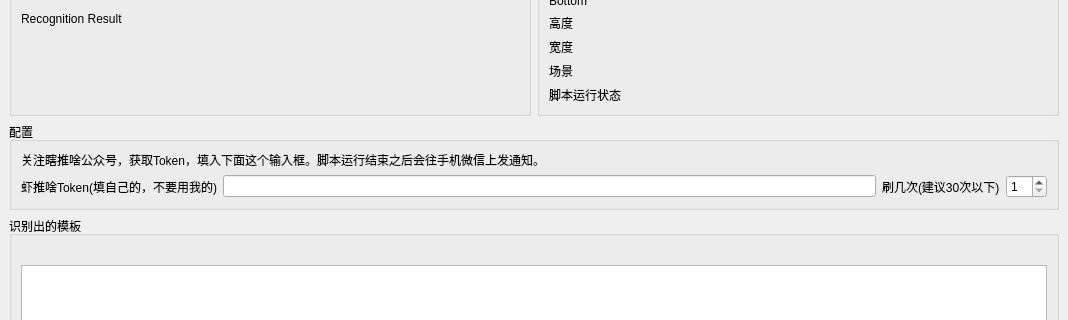
First picture: the form in view/design/ui/main_window.ui, repository Connorshen/OnmyojiScript, before the edit; both pictures show x 0 to 1068 and y 104 to 424 of the 1068 by 777 pixel window.
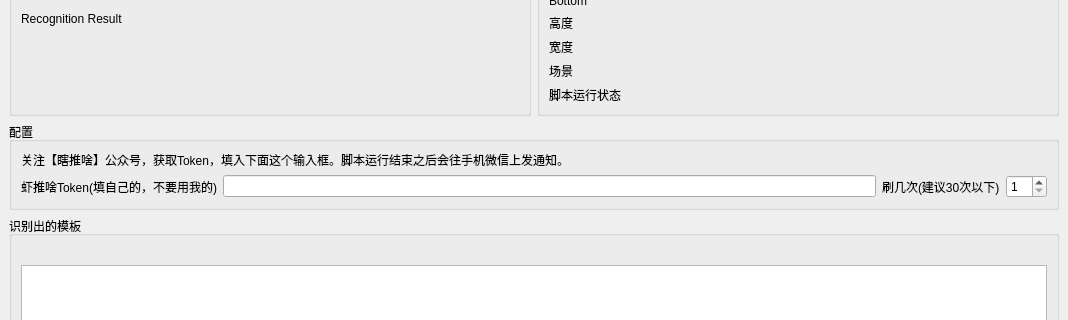
Second picture: the form after the edit.

Patch:
```diff
--- a/view/design/ui/main_window.ui
+++ b/view/design/ui/main_window.ui
@@ -171,7 +171,7 @@
          <item row="0" column="0" colspan="2">
           <widget class="QLabel" name="label_11">
            <property name="text">
-            <string>关注瞎推啥公众号，获取Token，填入下面这个输入框。脚本运行结束之后会往手机微信上发通知。</string>
+            <string>关注【瞎推啥】公众号，获取Token，填入下面这个输入框。脚本运行结束之后会往手机微信上发通知。</string>
            </property>
           </widget>
          </item>
```
Left out of the diff: 2 changed lines with no effect on the pictures.
